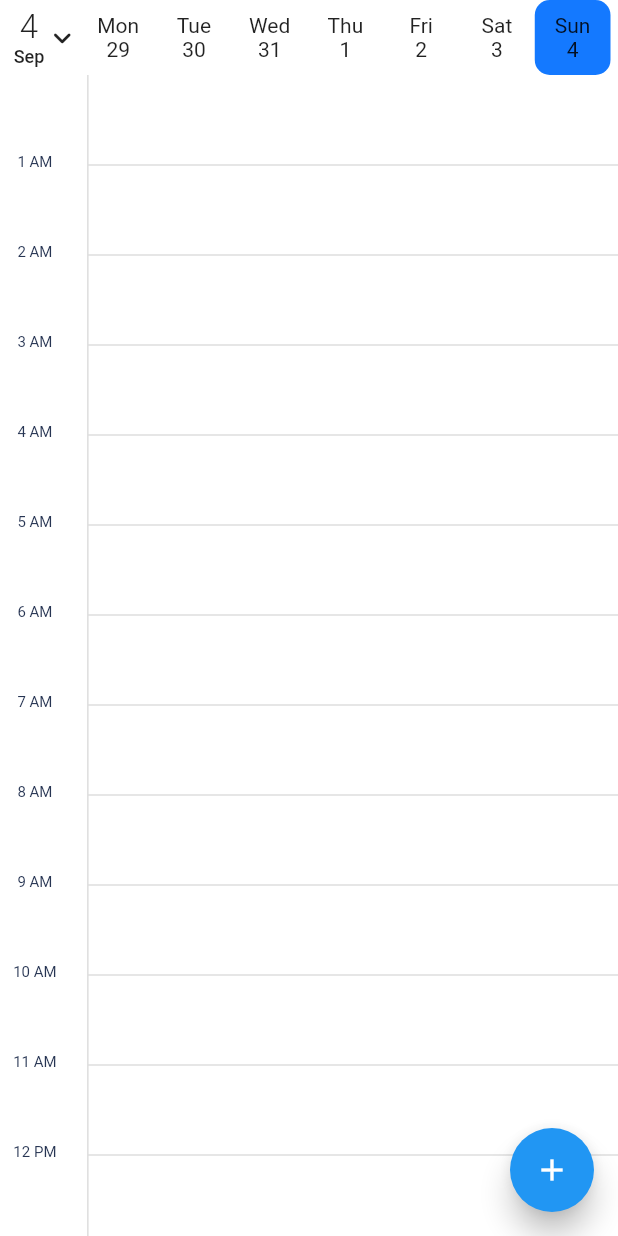
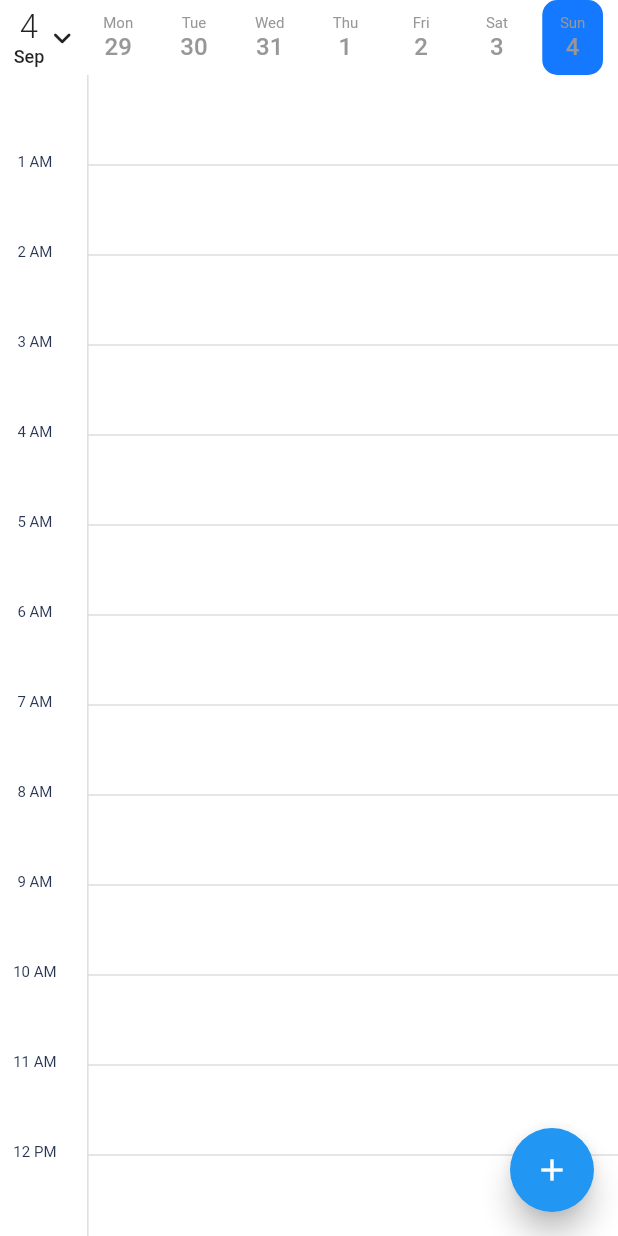
Before and after one commit to ahmed20142015/calendar_view, a Flutter app: the screen it shows after launch, after a tap on "Day View", on a phone screen of 412 x 824 dp. Run offline on Flutter 3.47's test engine with Material 2 defaults, Android fonts, the phone set to English and light mode, and no system bars; our stand-ins replace flutter_colorpicker.

Commit message:
Add custom day view

```diff
--- a/example/lib/main.dart
+++ b/example/lib/main.dart
@@ -66,6 +66,14 @@ List<CalendarEventData<Event>> _events = [
     description: "Go to football tournament.",
   ),
   CalendarEventData(
+    date: _now,
+    startTime: DateTime(_now.year, _now.month, _now.day, 15),
+    endTime: DateTime(_now.year, _now.month, _now.day, 16),
+    event: Event(title: "Football Tournament"),
+    title: "Football Tournament",
+    description: "Go to football tournament.",
+  ),
+  CalendarEventData(
     date: _now.add(Duration(days: 3)),
     startTime: DateTime(_now.add(Duration(days: 3)).year,
         _now.add(Duration(days: 3)).month, _now.add(Duration(days: 3)).day, 10),
--- a/lib/src/day_view/_custom_internal_week_view_page.dart
+++ b/lib/src/day_view/_custom_internal_week_view_page.dart
@@ -176,6 +176,8 @@ class _CustomInternalWeekViewPageState<T extends Object?> extends State<CustomIn
                       },
                       child: Container(
                         height: 44,
+                        margin: EdgeInsets.symmetric(horizontal: 5),
+                        alignment: Alignment.center,
                         decoration: BoxDecoration(
                           borderRadius: BorderRadius.circular(10),
                           color: (filteredDates[index] == widget.selectedDateTime)?
--- a/lib/src/day_view/custom_day_view.dart
+++ b/lib/src/day_view/custom_day_view.dart
@@ -508,8 +508,14 @@ class CustomDayViewState<T extends Object?> extends State<CustomDayView<T>> {
         mainAxisSize: MainAxisSize.min,
         mainAxisAlignment: MainAxisAlignment.center,
         children: [
-          Text(DateFormat('EEE').format(date)),
-          Text(date.day.toString()),
+          Text(DateFormat('EEE').format(date),
+            style: TextStyle(fontSize: 10,
+              fontWeight: FontWeight.w400,
+              color: Color(0xff979797)),),
+          Text(date.day.toString(),
+            style: TextStyle(fontSize: 16,
+                fontWeight: FontWeight.w500,
+                color: Color(0xff979797)),),
         ],
       ),
     );
```
Also changed, not shown: 2 other files.
